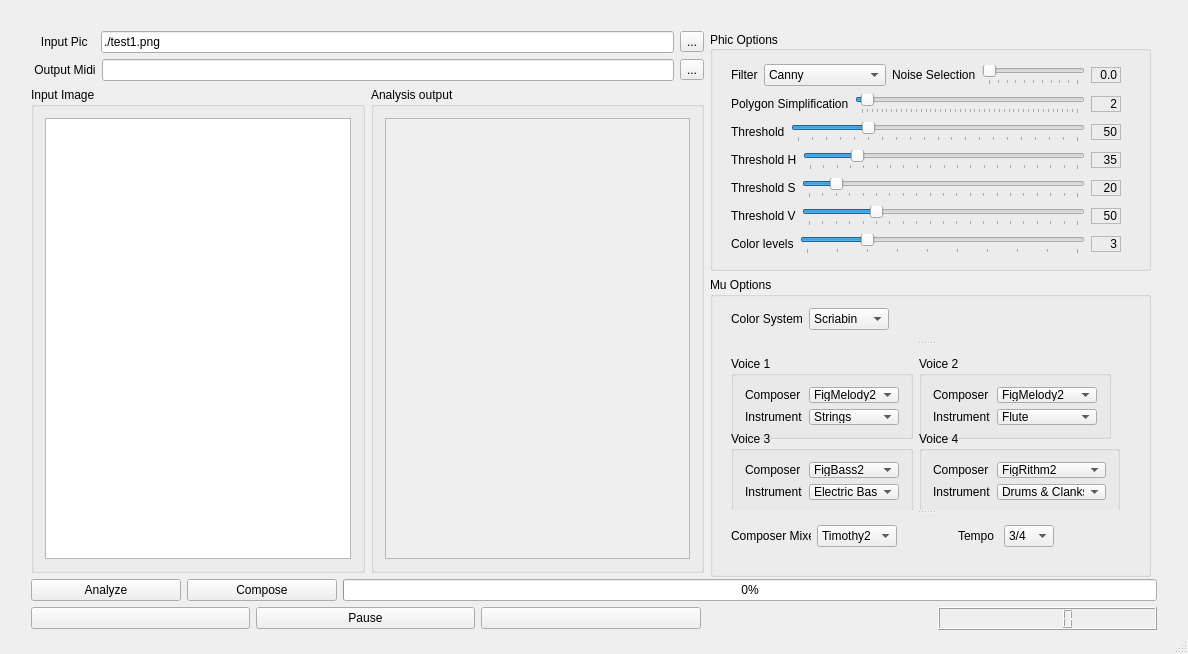
The window that GUI/GUIQt/guimupic.ui (ImageBasedComposing/muphic) describes before a commit, drawn with Qt 5.
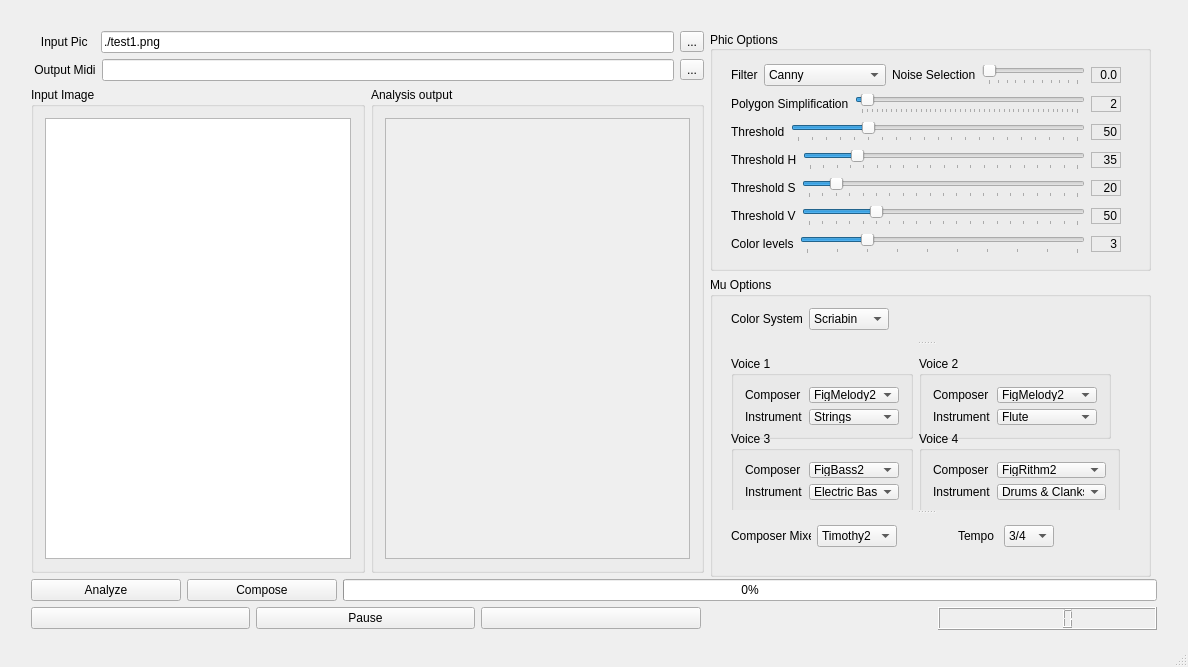
The same window after the commit. Icons and pictures are not drawn. Custom widgets are drawn as their Qt base class.

Diff of the .ui file:
```diff
--- a/GUI/GUIQt/guimupic.ui
+++ b/GUI/GUIQt/guimupic.ui
@@ -7,7 +7,7 @@
     <x>0</x>
     <y>0</y>
     <width>1188</width>
-    <height>654</height>
+    <height>667</height>
    </rect>
   </property>
   <property name="windowTitle">
```
